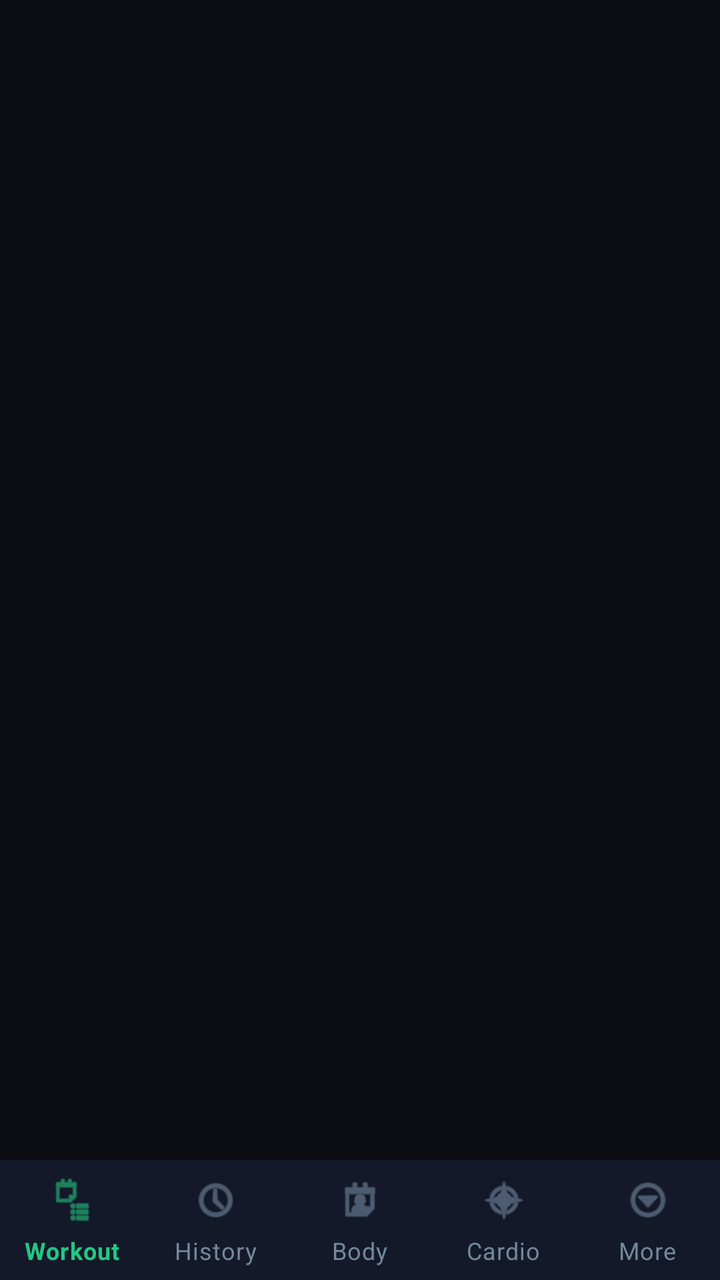
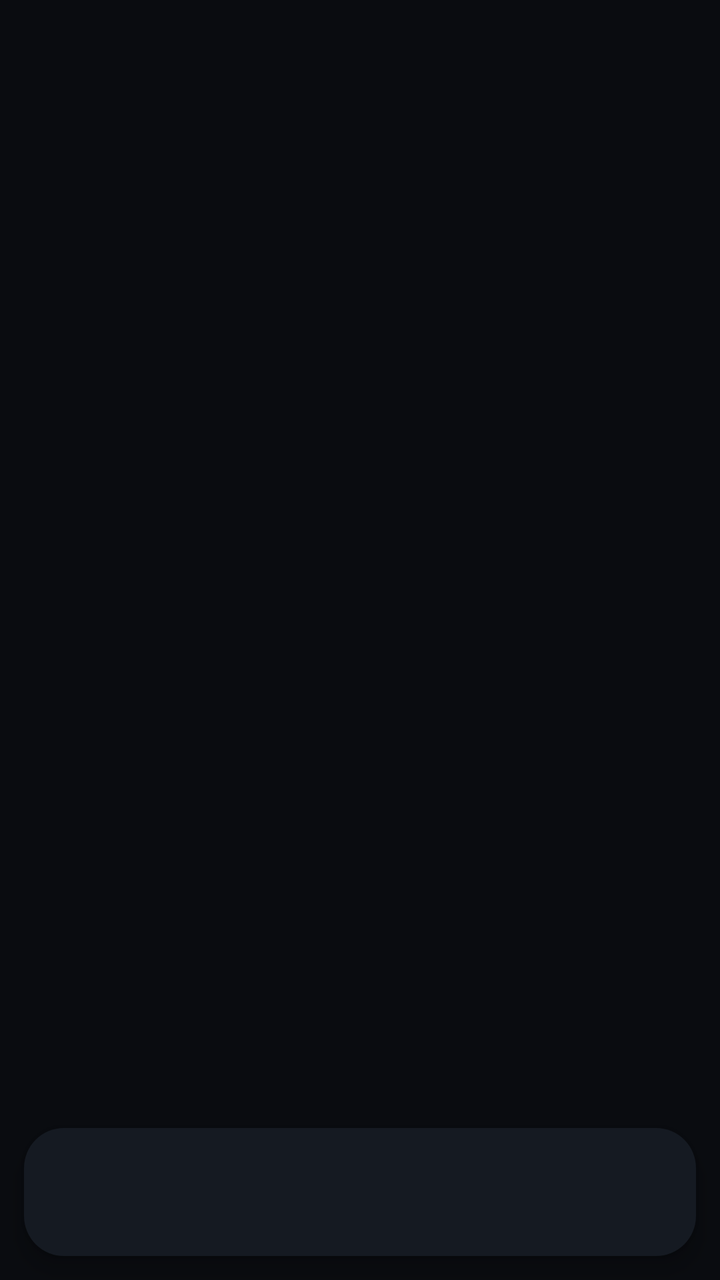

Two renders of the same Android screen: before a commit and after it. Below are the layout's source before the change and the commit's diff.
<!-- AndroidManifest.xml: application theme Theme.IronPulse -->
<!-- res/layout/activity_main.xml -->
<?xml version="1.0" encoding="utf-8"?>
<androidx.coordinatorlayout.widget.CoordinatorLayout
    xmlns:android="http://schemas.android.com/apk/res/android"
    xmlns:app="http://schemas.android.com/apk/res-auto"
    android:id="@+id/main_root"
    android:layout_width="match_parent"
    android:layout_height="match_parent">

    <FrameLayout
        android:id="@+id/fragment_container"
        android:layout_width="match_parent"
        android:layout_height="match_parent"
        android:layout_marginBottom="60dp"/>

    <com.google.android.material.bottomnavigation.BottomNavigationView
        android:id="@+id/bottom_nav"
        android:layout_width="match_parent"
        android:layout_height="60dp"
        android:layout_gravity="bottom"
        android:background="?attr/colorPanelBg"
        app:itemIconTint="@color/nav_item_color"
        app:itemTextColor="@color/nav_item_color"
        app:labelVisibilityMode="labeled"
        app:menu="@menu/bottom_nav_menu"/>

</androidx.coordinatorlayout.widget.CoordinatorLayout>
<!-- resources referenced by this layout -->
<resources>
  <style name="Theme.IronPulse" parent="Theme.MaterialComponents.NoActionBar">
          <item name="android:windowLightStatusBar">false</item>
          <item name="android:windowLightNavigationBar" tools:targetApi="27">false</item>
          <item name="colorPrimary">@color/accent</item>
          <item name="colorPrimaryDark">@color/accent_dark</item>
          <item name="colorAccent">@color/accent</item>
          <item name="android:windowBackground">@color/bg_dark</item>
          <item name="android:textColor">@color/text_primary</item>
          <item name="android:colorBackground">@color/bg_dark</item>
          <item name="colorScreenBg">@color/bg_dark</item>
          <item name="colorCardBg">@color/card_bg</item>
          <item name="colorPanelBg">@color/panel_dark</item>
          <item name="colorTextPrimary">@color/text_primary</item>
          <item name="colorTextMuted">@color/text_muted</item>
          <item name="calToday">@color/cal_today</item>
          <item name="calRest">@color/cal_rest</item>
          <item name="calWorkout">@color/cal_workout</item>
          <item name="calEmpty">@color/cal_empty</item>
          <item name="calSelected">@color/cal_selected</item>
          <item name="streakTrack">@color/panel_mid</item>
          <item name="colorFieldBg">@color/field_bg</item>
          <item name="colorBorder">@color/border</item>
      </style>
  <color name="accent">#22C882</color>
  <color name="accent_dark">#0E8E5A</color>
  <color name="bg_dark">#0A0C12</color>
  <color name="text_primary">#F0F4F8</color>
  <color name="card_bg">#181E2C</color>
  <color name="panel_dark">#14192A</color>
  <color name="text_muted">#72889E</color>
  <color name="cal_today">#14508A</color>
  <color name="cal_rest">#123230</color>
  <color name="cal_workout">#5A2A10</color>
  <color name="cal_empty">#141A24</color>
  <color name="cal_selected">#1E3A4C</color>
  <color name="panel_mid">#202834</color>
  <color name="field_bg">#10141E</color>
  <color name="border">#30404E</color>
</resources>

<!-- the commit's change to res/layout/activity_main.xml (unified diff, before → after) -->
@@ -1,7 +1,6 @@
 <?xml version="1.0" encoding="utf-8"?>
-<androidx.coordinatorlayout.widget.CoordinatorLayout
+<FrameLayout
     xmlns:android="http://schemas.android.com/apk/res/android"
-    xmlns:app="http://schemas.android.com/apk/res-auto"
     android:id="@+id/main_root"
     android:layout_width="match_parent"
     android:layout_height="match_parent">
@@ -10,17 +9,30 @@
         android:id="@+id/fragment_container"
         android:layout_width="match_parent"
         android:layout_height="match_parent"
-        android:layout_marginBottom="60dp"/>
+        android:layout_marginBottom="84dp"/>
 
-    <com.google.android.material.bottomnavigation.BottomNavigationView
-        android:id="@+id/bottom_nav"
+    
+    <HorizontalScrollView
+        android:id="@+id/nav_scroll"
         android:layout_width="match_parent"
-        android:layout_height="60dp"
+        android:layout_height="64dp"
         android:layout_gravity="bottom"
-        android:background="?attr/colorPanelBg"
-        app:itemIconTint="@color/nav_item_color"
-        app:itemTextColor="@color/nav_item_color"
-        app:labelVisibilityMode="labeled"
-        app:menu="@menu/bottom_nav_menu"/>
+        android:layout_marginStart="12dp"
+        android:layout_marginEnd="12dp"
+        android:layout_marginBottom="12dp"
+        android:background="@drawable/nav_bar_bg"
+        android:elevation="6dp"
+        android:fillViewport="true"
+        android:overScrollMode="never"
+        android:scrollbars="none">
 
-</androidx.coordinatorlayout.widget.CoordinatorLayout>
+        <LinearLayout
+            android:id="@+id/nav_items"
+            android:layout_width="match_parent"
+            android:layout_height="match_parent"
+            android:orientation="horizontal"
+            android:paddingStart="4dp"
+            android:paddingEnd="4dp"/>
+    </HorizontalScrollView>
+
+</FrameLayout>
<!-- resource entries referenced after the edit -->
@@ -1,5 +1,11 @@
 <!-- resources referenced by this layout -->
 <resources>
+  <!-- drawable nav_bar_bg (drawable) -->
+  <?xml version="1.0" encoding="utf-8"?>
+  <shape xmlns:android="http://schemas.android.com/apk/res/android" android:shape="rectangle">
+      <solid android:color="?attr/colorCardBg"/>
+      <corners android:radius="20dp"/>
+  </shape>
   <style name="Theme.IronPulse" parent="Theme.MaterialComponents.NoActionBar">
           <item name="android:windowLightStatusBar">false</item>
           <item name="android:windowLightNavigationBar" tools:targetApi="27">false</item>
@@ -22,21 +28,33 @@
           <item name="streakTrack">@color/panel_mid</item>
           <item name="colorFieldBg">@color/field_bg</item>
           <item name="colorBorder">@color/border</item>
+          <item name="android:popupMenuStyle">@style/IronPulse.Popup</item>
       </style>
-  <color name="accent">#22C882</color>
-  <color name="accent_dark">#0E8E5A</color>
-  <color name="bg_dark">#0A0C12</color>
-  <color name="text_primary">#F0F4F8</color>
-  <color name="card_bg">#181E2C</color>
-  <color name="panel_dark">#14192A</color>
-  <color name="text_muted">#72889E</color>
+  <color name="accent">#3EE08F</color>
+  <color name="accent_dark">#1F7A52</color>
+  <color name="bg_dark">#0A0C10</color>
+  <color name="text_primary">#EEF1F5</color>
+  <color name="card_bg">#151A22</color>
+  <color name="panel_dark">#1B212B</color>
+  <color name="text_muted">#6B7686</color>
   <color name="cal_today">#14508A</color>
   <color name="cal_rest">#123230</color>
   <color name="cal_workout">#5A2A10</color>
   <color name="cal_empty">#141A24</color>
   <color name="cal_selected">#1E3A4C</color>
-  <color name="panel_mid">#202834</color>
-  <color name="field_bg">#10141E</color>
-  <color name="border">#30404E</color>
+  <color name="panel_mid">#1B212B</color>
+  <color name="field_bg">#10141B</color>
+  <color name="border">#232A36</color>
+  <style name="IronPulse.Popup" parent="@android:style/Widget.Material.PopupMenu">
+          <item name="android:popupBackground">@drawable/popup_bg</item>
+          <item name="android:popupElevation">8dp</item>
+      </style>
+  <!-- drawable popup_bg (drawable) -->
+  <?xml version="1.0" encoding="utf-8"?>
+  <shape xmlns:android="http://schemas.android.com/apk/res/android" android:shape="rectangle">
+      <solid android:color="?attr/colorPanelBg"/>
+      <stroke android:width="1dp" android:color="?attr/colorBorder"/>
+      <corners android:radius="14dp"/>
+  </shape>
 </resources>
 
